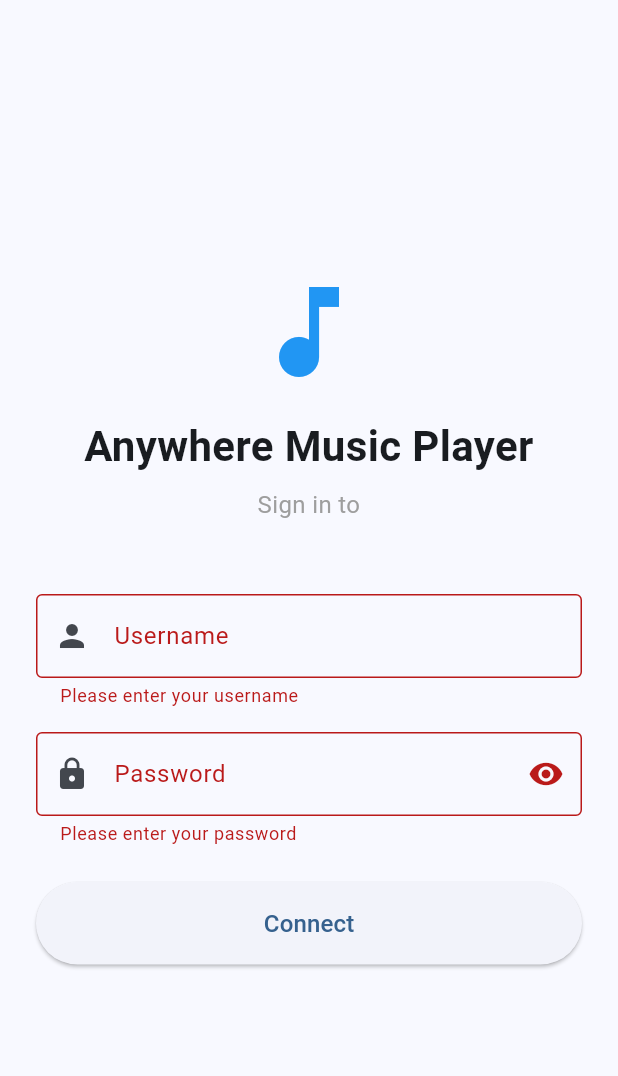
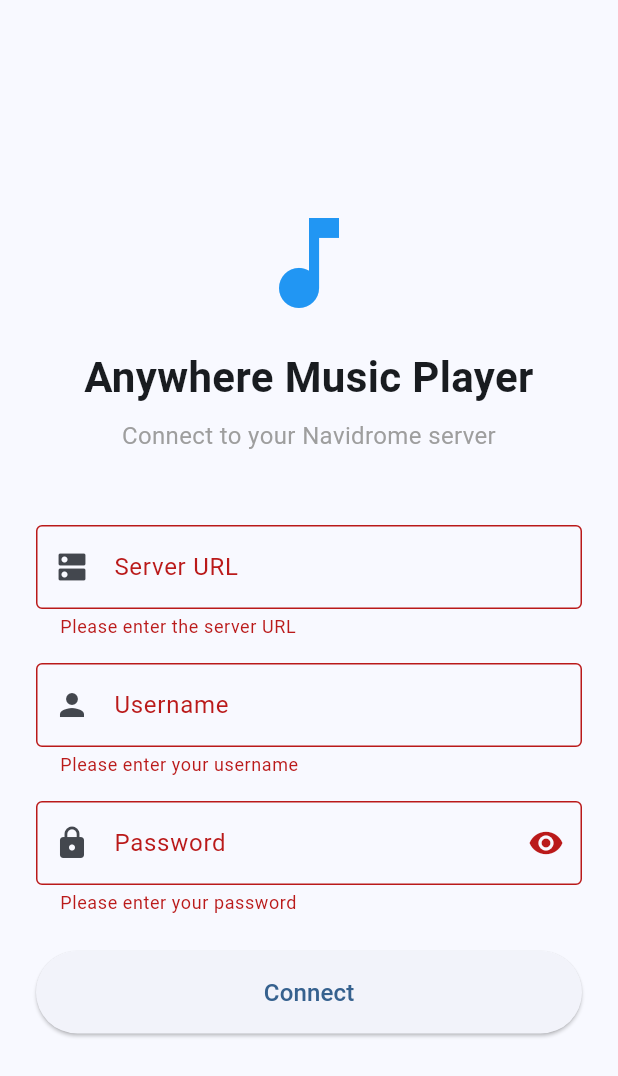
Before and after one commit to Raposo06/Anywhere-Music-Player, a Flutter app: the screen it shows after launch, after a tap on "Connect", on a phone screen of 412 x 824 dp. Shown: the top 1076 px of the screen. Run offline on Flutter 3.47's test engine with Material 3 defaults, Android fonts, the phone set to English and light mode, and no system bars; our stand-ins replace audio_service, just_audio, permission_handler, shared_preferences; missing offline and left inert: smtc_windows, windows_taskbar; accounts and stored records are empty.

Commit message:
Make server URL a runtime input instead of compile-time argument
- Add server URL field to login screen with validation
- Persist server URL in SharedPreferences alongside credentials
- Pre-fill saved server URL on subsequent logins
- Remove AppConfig and --dart-define=SERVER_URL requirement
- Update README to reflect the new runtime configuration

https://claude.ai/code/session_01Ax3mpKTZQmNYnjofdKZuVa

```diff
--- a/flutter_app/lib/config/app_config.dart
+++ /dev/null
@@ -1,8 +0,0 @@
-class AppConfig {
-  static const String serverUrl = String.fromEnvironment(
-    'SERVER_URL',
-    defaultValue: '',
-  );
-
-  static bool get hasServerUrl => serverUrl.isNotEmpty;
-}
--- a/flutter_app/lib/screens/login_screen.dart
+++ b/flutter_app/lib/screens/login_screen.dart
@@ -1,6 +1,5 @@
 import 'package:flutter/material.dart';
 import 'package:provider/provider.dart';
-import '../config/app_config.dart';
 import '../services/auth_service.dart';
 import '../services/subsonic_api_service.dart';
 
@@ -13,20 +12,38 @@ class LoginScreen extends StatefulWidget {
 
 class _LoginScreenState extends State<LoginScreen> {
   final _formKey = GlobalKey<FormState>();
+  final _serverUrlController = TextEditingController();
   final _usernameController = TextEditingController();
   final _passwordController = TextEditingController();
   bool _obscurePassword = true;
   String? _errorMessage;
 
   // Focus nodes for D-Pad navigation
+  final _serverUrlFocusNode = FocusNode();
   final _usernameFocusNode = FocusNode();
   final _passwordFocusNode = FocusNode();
   final _loginButtonFocusNode = FocusNode();
 
   @override
+  void initState() {
+    super.initState();
+    _loadServerUrl();
+  }
+
+  Future<void> _loadServerUrl() async {
+    final authService = context.read<AuthService>();
+    final savedUrl = await authService.getSavedServerUrl();
+    if (savedUrl != null) {
+      _serverUrlController.text = savedUrl;
+    }
+  }
+
+  @override
   void dispose() {
+    _serverUrlController.dispose();
     _usernameController.dispose();
     _passwordController.dispose();
+    _serverUrlFocusNode.dispose();
     _usernameFocusNode.dispose();
     _passwordFocusNode.dispose();
     _loginButtonFocusNode.dispose();
@@ -45,6 +62,7 @@ class _LoginScreenState extends State<LoginScreen> {
     try {
       final authService = context.read<AuthService>();
       await authService.login(
+        _serverUrlController.text.trim(),
         _usernameController.text.trim(),
         _passwordController.text,
       );
@@ -93,15 +111,43 @@ class _LoginScreenState extends State<LoginScreen> {
                     ),
                   ),
                   const SizedBox(height: 8),
-                  Text(
-                    'Sign in to ${AppConfig.serverUrl}',
+                  const Text(
+                    'Connect to your Navidrome server',
                     textAlign: TextAlign.center,
-                    style: const TextStyle(
+                    style: TextStyle(
                       fontSize: 16,
                       color: Colors.grey,
                     ),
                   ),
                   const SizedBox(height: 48),
+
+                  // Server URL field
+                  TextFormField(
+                    controller: _serverUrlController,
+                    focusNode: _serverUrlFocusNode,
+                    decoration: const InputDecoration(
+                      labelText: 'Server URL',
+                      border: OutlineInputBorder(),
+                      prefixIcon: Icon(Icons.dns),
+                      hintText: 'https://navidrome.example.com',
+                    ),
+                    keyboardType: TextInputType.url,
+                    textInputAction: TextInputAction.next,
+                    validator: (value) {
+                      if (value == null || value.isEmpty) {
+                        return 'Please enter the server URL';
+                      }
+                      final uri = Uri.tryParse(value);
+                      if (uri == null || !uri.hasScheme || !uri.hasAuthority) {
+                        return 'Please enter a valid URL (e.g. https://example.com)';
+                      }
+                      return null;
+                    },
+                    onFieldSubmitted: (_) {
+                      _usernameFocusNode.requestFocus();
+                    },
+                  ),
+                  const SizedBox(height: 16),
 
                   // Username field
                   TextFormField(
--- a/flutter_app/lib/services/auth_service.dart
+++ b/flutter_app/lib/services/auth_service.dart
@@ -1,6 +1,5 @@
 import 'package:flutter/foundation.dart';
 import 'package:shared_preferences/shared_preferences.dart';
-import '../config/app_config.dart';
 import '../models/user.dart';
 import 'subsonic_api_service.dart';
 
@@ -9,6 +8,7 @@ class AuthService with ChangeNotifier {
   User? _currentUser;
   bool _isLoading = false;
 
+  static const String _serverUrlKey = 'server_url';
   static const String _usernameKey = 'username';
   static const String _passwordKey = 'password';
 
@@ -17,7 +17,11 @@ class AuthService with ChangeNotifier {
   bool get isAuthenticated => _apiService != null && _currentUser != null;
   bool get isLoading => _isLoading;
 
-  String get _serverUrl => AppConfig.serverUrl;
+  /// Return the saved server URL (for pre-filling the login form).
+  Future<String?> getSavedServerUrl() async {
+    final prefs = await SharedPreferences.getInstance();
+    return prefs.getString(_serverUrlKey);
+  }
 
   /// Initialize auth state from stored credentials.
   Future<void> initialize() async {
@@ -26,12 +30,13 @@ class AuthService with ChangeNotifier {
 
     try {
       final prefs = await SharedPreferences.getInstance();
+      final serverUrl = prefs.getString(_serverUrlKey);
       final username = prefs.getString(_usernameKey);
       final password = prefs.getString(_passwordKey);
 
-      if (username != null && password != null) {
+      if (serverUrl != null && username != null && password != null) {
         final api = SubsonicApiService(
-          serverUrl: _serverUrl,
+          serverUrl: serverUrl,
           username: username,
           password: password,
         );
@@ -41,7 +46,7 @@ class AuthService with ChangeNotifier {
           await api.ping();
           _apiService = api;
           _currentUser = User(username: username);
-          debugPrint('AuthService: Restored session for $username @ $_serverUrl');
+          debugPrint('AuthService: Restored session for $username @ $serverUrl');
         } catch (e) {
           debugPrint('AuthService: Stored credentials invalid, clearing');
           await _clearStorage();
@@ -57,13 +62,13 @@ class AuthService with ChangeNotifier {
   }
 
   /// Login to a Navidrome server using Subsonic API credentials.
-  Future<void> login(String username, String password) async {
+  Future<void> login(String serverUrl, String username, String password) async {
     _isLoading = true;
     notifyListeners();
 
     try {
       final api = SubsonicApiService(
-        serverUrl: _serverUrl,
+        serverUrl: serverUrl,
         username: username,
         password: password,
       );
@@ -73,12 +78,13 @@ class AuthService with ChangeNotifier {
 
       // Save credentials
       final prefs = await SharedPreferences.getInstance();
+      await prefs.setString(_serverUrlKey, serverUrl);
       await prefs.setString(_usernameKey, username);
       await prefs.setString(_passwordKey, password);
 
       _apiService = api;
       _currentUser = User(username: username);
-      debugPrint('AuthService: Logged in as $username @ $_serverUrl');
+      debugPrint('AuthService: Logged in as $username @ $serverUrl');
     } finally {
       _isLoading = false;
       notifyListeners();
@@ -96,6 +102,7 @@ class AuthService with ChangeNotifier {
   /// Clear all stored authentication data.
   Future<void> _clearStorage() async {
     final prefs = await SharedPreferences.getInstance();
+    await prefs.remove(_serverUrlKey);
     await prefs.remove(_usernameKey);
     await prefs.remove(_passwordKey);
   }
```
Also changed, not shown: 1 other file.
